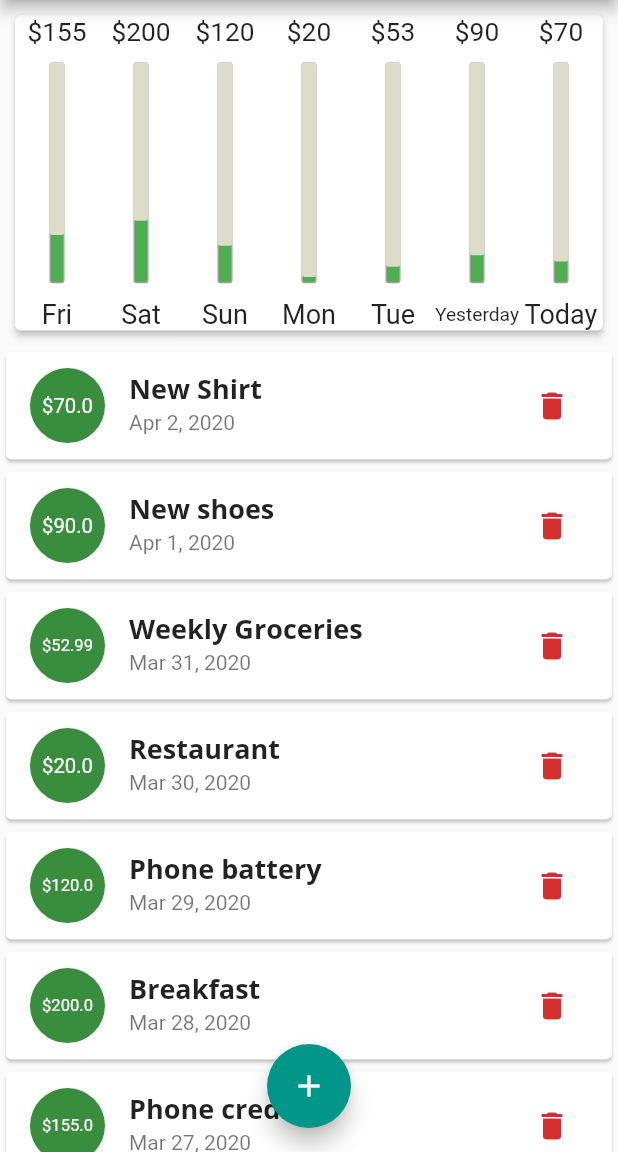
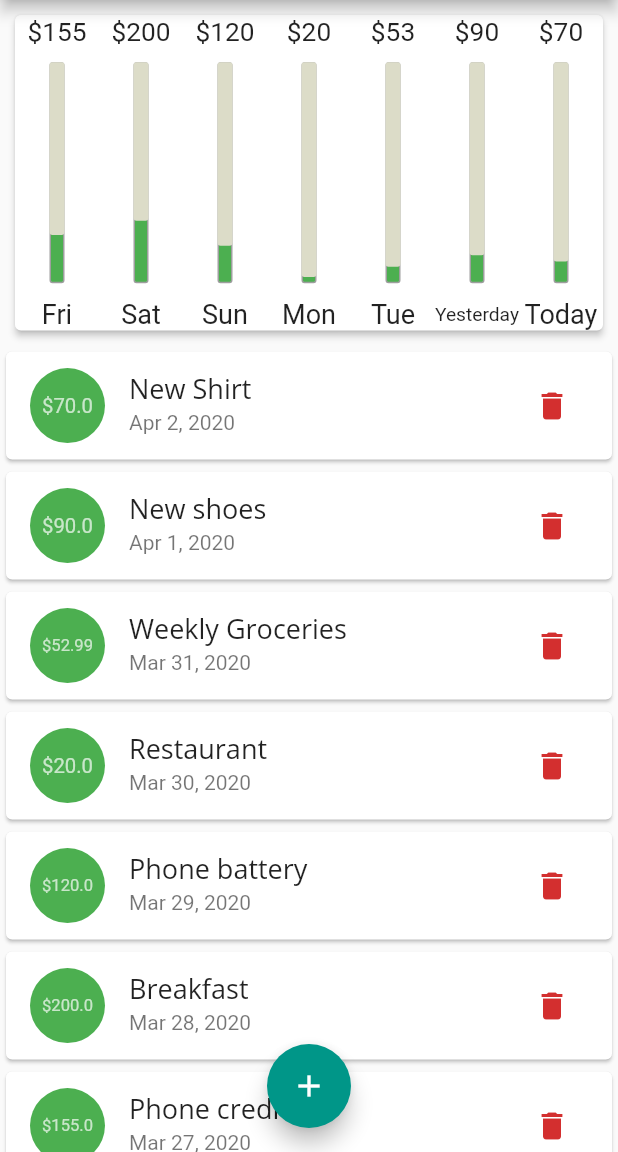
Before and after one commit to innocentTialo/flutter_complete_guide, a Flutter app: the screen it shows after launch, on a phone screen of 412 x 824 dp, the part 84-1236 px from its top. Run offline on Flutter 3.47's test engine with Material 2 defaults, Android fonts, the phone set to English and light mode, and no system bars; Roboto replaces fonts that are missing (Quicksand).

Commit message:
refactoring of code so that it is now more readable and understanding why the key implicit attribute of whatever widget is sometimes important

```diff
--- a/lib/main.dart
+++ b/lib/main.dart
@@ -2,12 +2,11 @@ import 'dart:io';
 
 import 'package:flutter/cupertino.dart';
 import 'package:flutter/material.dart';
-import 'package:flutter/services.dart';
-import 'package:flutter_complete_guide/widgets/chart.dart';
 
 import 'models/transaction.dart';
+import './main_build_methods.dart';
 import 'widgets/new_transaction.dart';
-import 'widgets/transaction_list.dart';
+import 'widgets/transactions_list.dart';
 
 void main() {
   /* SystemChrome.setPreferredOrientations([
@@ -26,26 +25,23 @@ class MyApp extends StatelessWidget {
         primarySwatch: Colors.green,
         accentColor: Colors.teal,
         fontFamily: 'Quicksand',
-        textTheme: ThemeData.light().textTheme.copyWith(
-              title: TextStyle(
-                fontFamily: 'OpenSans',
-                fontWeight: FontWeight.bold,
-                fontSize: 18,
-              ),
-              button: TextStyle(color: Colors.white),
-            ),
+        textTheme: newTextTheme(18),
         appBarTheme: AppBarTheme(
-          textTheme: ThemeData.light().textTheme.copyWith(
-                title: TextStyle(
-                  fontFamily: 'OpenSans',
-                  fontSize: 20,
-                ),
-                button: TextStyle(color: Colors.white),
-              ),
+          textTheme: newTextTheme(20),
         ),
       ),
       home: MyHomePage(),
     );
+  }
+
+  TextTheme newTextTheme(double fontSize) {
+    return ThemeData.light().textTheme.copyWith(
+          title: TextStyle(
+            fontFamily: 'OpenSans',
+            fontSize: fontSize,
+          ),
+          button: TextStyle(color: Colors.white),
+        );
   }
 }
 
@@ -56,62 +52,6 @@ class MyHomePage extends StatefulWidget {
 
 class _MyHomePageState extends State<MyHomePage> {
   var _showCard = false;
-  final List<Transaction> userTransactions = [
-    Transaction(
-      id: 0,
-      title: 'New Shirt',
-      amount: 70,
-      date: DateTime.now(),
-    ),
-    Transaction(
-      id: 1,
-      title: 'New shoes',
-      amount: 90,
-      date: DateTime.now().subtract(Duration(days: 1)),
-    ),
-    Transaction(
-      id: 2,
-      title: 'Weekly Groceries',
-      amount: 52.99,
-      date: DateTime.now().subtract(Duration(days: 2)),
-    ),
-    Transaction(
-      id: 3,
-      title: 'Restaurant',
-      amount: 20,
-      date: DateTime.now().subtract(Duration(days: 3)),
-    ),
-    Transaction(
-      id: 4,
-      title: 'Phone battery',
-      amount: 120,
-      date: DateTime.now().subtract(Duration(days: 4)),
-    ),
-    Transaction(
-      id: 5,
-      title: 'Breakfast',
-      amount: 200,
-      date: DateTime.now().subtract(Duration(days: 5)),
-    ),
-    Transaction(
-      id: 6,
-      title: 'Phone credit',
-      amount: 155,
-      date: DateTime.now().subtract(Duration(days: 6)),
-    ),
-  ];
-
-  List<Transaction> get _recentTransactions {
-    return userTransactions
-        .where(
-          (transaction) => transaction.date.isAfter(
-            DateTime.now().subtract(
-              Duration(days: 7),
-            ),
-          ),
-        )
-        .toList();
-  }
 
   void _addNewTransaction(String title, String amount,
       [DateTime transactionDate]) {
@@ -170,13 +110,17 @@ class _MyHomePageState extends State<MyHomePage> {
         });
   }
 
+  void switchOnChangeHandler(value) {
+    setState(() {
+      _showCard = value;
+    });
+  }
+
   @override
   Widget build(BuildContext context) {
     final mediaQuery = MediaQuery.of(context);
+    var pageTitleWidget = Text('Personal expenses');
 
-    var isLandscapeMode = mediaQuery.orientation == Orientation.landscape;
-
-    var pageTitleWidget = Text('Personal expenses');
     final PreferredSizeWidget appBar = Platform.isIOS
         ? CupertinoNavigationBar(
             middle: pageTitleWidget,
@@ -206,69 +150,13 @@ class _MyHomePageState extends State<MyHomePage> {
         appBar.preferredSize.height -
         mediaQuery.padding.top;
 
-    var portraitChartWidget = Container(
-      height: deviceHeight * 0.3,
-      child: Chart(
-        recentTransactions: _recentTransactions,
-      ),
-    );
-
-    var portraitTransactionListWidget = Container(
-      height: deviceHeight * 0.7,
-      child: TransactionList(
-          transactions: userTransactions, deletionHandler: _deleteTransaction),
-    );
-
-    var topSwitchWidget = Container(
-      height: deviceHeight * 0.1,
-      child: Row(
-        mainAxisAlignment: MainAxisAlignment.center,
-        children: <Widget>[
-          Text(
-            'Show card',
-            style: Theme.of(context).textTheme.title,
-          ),
-          Switch(
-              value: _showCard,
-              onChanged: (value) {
-                setState(() {
-                  _showCard = value;
-                });
-              }),
-        ],
-      ),
-    );
-
-    var landscapeChartWidget = Container(
-      height: deviceHeight * 0.9,
-      child: Chart(
-        recentTransactions: _recentTransactions,
-      ),
-    );
-
-    var landscapeTransactionListWidget = Container(
-      height: deviceHeight * 0.9,
-      child: TransactionList(
-          transactions: userTransactions, deletionHandler: _deleteTransaction),
-    );
-
-    var pageBody = SafeArea(
-      child: SingleChildScrollView(
-        child: Column(
-          crossAxisAlignment: CrossAxisAlignment.stretch,
-          children: isLandscapeMode
-              ? <Widget>[
-                  topSwitchWidget,
-                  _showCard
-                      ? landscapeChartWidget
-                      : landscapeTransactionListWidget
-                ]
-              : <Widget>[
-                  portraitChartWidget,
-                  portraitTransactionListWidget,
-                ],
-        ),
-      ),
+    var pageBody = buildPageBody(
+      deviceHeight: deviceHeight,
+      mediaQueryData: mediaQuery,
+      context: context,
+      deletionHandler: _deleteTransaction,
+      switchOnChangeHandler: switchOnChangeHandler,
+      showCard: _showCard,
     );
     return Platform.isIOS
         ? CupertinoPageScaffold(
--- /dev/null
+++ b/lib/main_build_methods.dart
@@ -0,0 +1,84 @@
+import 'package:flutter/material.dart';
+
+import './widgets/transactions_list.dart';
+import './widgets/transaction_list.dart';
+import './widgets/chart.dart';
+
+Container _buildTransactionListWidget({
+  @required double transactionsWidgetHeight,
+  @required Function deletionHandler,
+}) {
+  return Container(
+    height: transactionsWidgetHeight,
+    child: TransactionList(
+      transactions: userTransactions,
+      deletionHandler: deletionHandler,
+    ),
+  );
+}
+
+Container _buildChartWidget({
+  double chartWidgetHeight,
+}) {
+  return Container(
+    height: chartWidgetHeight,
+    child: Chart(
+      recentTransactions: recentTransactions,
+    ),
+  );
+}
+
+Container _buildTopSwitchWidget(double deviceHeight, BuildContext context,
+    Function onChange, bool showCard) {
+  return Container(
+    height: deviceHeight * 0.1,
+    child: Row(
+      mainAxisAlignment: MainAxisAlignment.center,
+      children: <Widget>[
+        Text(
+          'Show card',
+          style: Theme.of(context).textTheme.title,
+        ),
+        Switch(
+            value: showCard,
+            onChanged: (value) {
+              onChange(value);
+            }),
+      ],
+    ),
+  );
+}
+
+Widget buildPageBody(
+    {@required double deviceHeight,
+    @required MediaQueryData mediaQueryData,
+    @required BuildContext context,
+    @required Function deletionHandler,
+    @required Function switchOnChangeHandler,
+    @required bool showCard}) {
+  var isLandscapeMode = mediaQueryData.orientation == Orientation.landscape;
+  return SafeArea(
+    child: SingleChildScrollView(
+      child: Column(
+        crossAxisAlignment: CrossAxisAlignment.stretch,
+        children: isLandscapeMode
+            ? <Widget>[
+                _buildTopSwitchWidget(
+                    deviceHeight, context, switchOnChangeHandler, showCard),
+                showCard
+                    ? _buildChartWidget(chartWidgetHeight: deviceHeight * 0.9)
+                    : _buildTransactionListWidget(
+                        transactionsWidgetHeight: deviceHeight * 0.9,
+                        deletionHandler: deletionHandler)
+              ]
+            : <Widget>[
+                _buildChartWidget(chartWidgetHeight: deviceHeight * 0.3),
+                _buildTransactionListWidget(
+                  transactionsWidgetHeight: deviceHeight * 0.7,
+                  deletionHandler: deletionHandler,
+                ),
+              ],
+      ),
+    ),
+  );
+}
--- a/lib/widgets/transaction_item.dart
+++ b/lib/widgets/transaction_item.dart
@@ -1,36 +1,61 @@
+import 'dart:math';
+
 import 'package:flutter/material.dart';
 import 'package:intl/intl.dart';
 
 import '../models/transaction.dart';
 
-class TransactionItem extends StatelessWidget {
+class TransactionItem extends StatefulWidget {
   const TransactionItem({
+    @required Key key,
     @required this.transaction,
     @required this.deletionHandler,
-  });
+  }) : super(key: key);
 
   final Transaction transaction;
   final Function deletionHandler;
+
+  @override
+  _TransactionItemState createState() => _TransactionItemState();
+}
+
+class _TransactionItemState extends State<TransactionItem> {
+
+  var _bgColor;
+
+  @override
+  void initState() {
+    const colors = [
+      Colors.green,
+      Colors.blue,
+      Colors.black,
+      Colors.purple,
+    ];
+
+    _bgColor = colors[Random().nextInt(4)];
+    super.initState();
+  }
 
   @override
   Widget build(BuildContext context) {
     return Card(
       child: ListTile(
         leading: CircleAvatar(
+          backgroundColor: _bgColor,
           radius: 25,
           child: Padding(
             padding: const EdgeInsets.all(8.0),
             child: FittedBox(
-              child: Text('\$${transaction.amount}'),
+              child: Text('\$${widget.transaction.amount}'),
             ),
           ),
         ),
         title: Text(
-          transaction.title,
+          widget.transaction.title,
           style: Theme.of(context).textTheme.title,
         ),
         subtitle: Text(
-          DateFormat.yMMMd().format(transaction.date),
+          DateFormat.yMMMd().format(widget.transaction.date),
         ),
         trailing: MediaQuery.of(context).size.width > 460
             ? FlatButton.icon(
@@ -38,14 +63,14 @@ class TransactionItem extends StatelessWidget {
                 icon: const Icon(Icons.delete),
                 textColor: Theme.of(context).errorColor,
                 onPressed: () {
-                  deletionHandler(transaction.id);
+                  widget.deletionHandler(widget.transaction.id);
                 },
               )
             : IconButton(
                 icon: const Icon(Icons.delete),
                 color: Theme.of(context).errorColor,
                 onPressed: () {
-                  deletionHandler(transaction.id);
+                  widget.deletionHandler(widget.transaction.id);
                 },
               ),
       ),
--- a/lib/widgets/transaction_list.dart
+++ b/lib/widgets/transaction_list.dart
@@ -17,13 +17,22 @@ class TransactionList extends StatelessWidget {
         ? EmptyListViewWidget(
             title: 'No transaction added yet!',
           )
-        : ListView.builder(
+        : /* ListView.builder(
             itemBuilder: (ctx, index) {
               return TransactionItem(
                   transaction: transactions[index],
                   deletionHandler: deletionHandler);
             },
             itemCount: transactions.length,
+          ) */
+        ListView(
+            children: transactions
+                .map((transaction) => TransactionItem(
+                      key: ValueKey(transaction.id),
+                      transaction: transaction,
+                      deletionHandler: deletionHandler,
+                    ))
+                .toList(),
           );
   }
 }
--- /dev/null
+++ b/lib/widgets/transactions_list.dart
@@ -0,0 +1,62 @@
+ import '../models/transaction.dart';
+
+final List<Transaction> transactions = [
+    Transaction(
+      id: 0,
+      title: 'New Shirt',
+      amount: 70,
+      date: DateTime.now(),
+    ),
+    Transaction(
+      id: 1,
+      title: 'New shoes',
+      amount: 90,
+      date: DateTime.now().subtract(Duration(days: 1)),
+    ),
+    Transaction(
+      id: 2,
+      title: 'Weekly Groceries',
+      amount: 52.99,
+      date: DateTime.now().subtract(Duration(days: 2)),
+    ),
+    Transaction(
+      id: 3,
+      title: 'Restaurant',
+      amount: 20,
+      date: DateTime.now().subtract(Duration(days: 3)),
+    ),
+    Transaction(
+      id: 4,
+      title: 'Phone battery',
+      amount: 120,
+      date: DateTime.now().subtract(Duration(days: 4)),
+    ),
+    Transaction(
+      id: 5,
+      title: 'Breakfast',
+      amount: 200,
+      date: DateTime.now().subtract(Duration(days: 5)),
+    ),
+    Transaction(
+      id: 6,
+      title: 'Phone credit',
+      amount: 155,
+      date: DateTime.now().subtract(Duration(days: 6)),
+    ),
+  ];
+
+  List<Transaction> get recentTransactions {
+    return userTransactions
+        .where(
+          (transaction) => transaction.date.isAfter(
+            DateTime.now().subtract(
+              Duration(days: 7),
+            ),
+          ),
+        )
+        .toList();
+  }
+
+  List<Transaction> get userTransactions{
+    return transactions;
+  }
```
